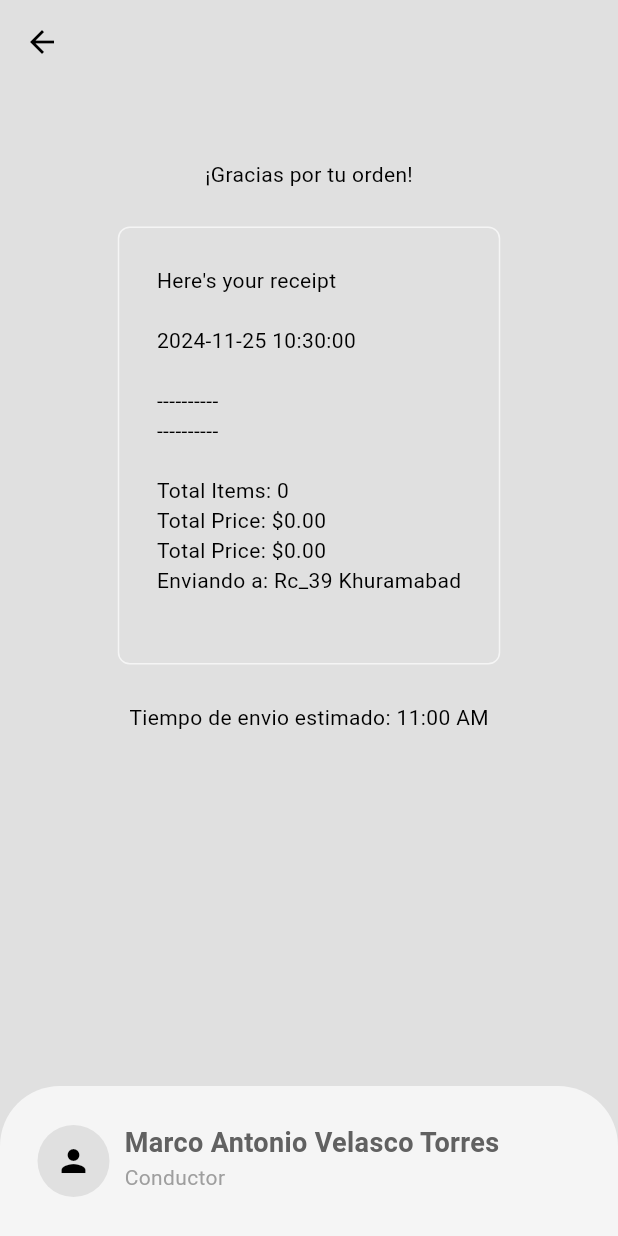
After one commit to JesusKu126/delivery_app_jesus_ku_marco_velasco, a Flutter app: the DeliveryProgressPage screen opened directly, after a tap on the "person" icon, on a phone screen of 412 x 824 dp. The commit adds this screen. Run offline on Flutter 3.47's test engine with Material 3 defaults, Android fonts, the light colour scheme and no system bars; our stand-ins replace cloud_firestore, firebase_auth, firebase_core, flutter_credit_card; accounts and stored records are empty; network calls fail.

Commit message:
final commit

```diff
--- /dev/null
+++ b/devtools_options.yaml
@@ -0,0 +1,3 @@
+description: This file stores settings for Dart & Flutter DevTools.
+documentation: https://docs.flutter.dev/tools/devtools/extensions#configure-extension-enablement-states
+extensions:
--- a/lib/auth/login_or_register_page.dart
+++ b/lib/auth/login_or_register_page.dart
@@ -6,10 +6,10 @@ class LoginOrRegisterPage extends StatefulWidget {
   const LoginOrRegisterPage({super.key});
 
   @override
-  State<LoginOrRegisterPage> createState() => _LoginOrRegistorPageState();
+  State<LoginOrRegisterPage> createState() => _LoginOrRegisterPageState();
 }
 
-class _LoginOrRegistorPageState extends State<LoginOrRegisterPage> {
+class _LoginOrRegisterPageState extends State<LoginOrRegisterPage> {
   bool showLoginPage = true;
 
   void togglePages() {
--- a/lib/components/my_cart_tile.dart
+++ b/lib/components/my_cart_tile.dart
@@ -52,7 +52,9 @@ class MyCartTile extends StatelessWidget {
                       ],
                     ),
 
-                    const Spacer(),
+                    const SizedBox(
+                      height: 10,
+                    ),
 
                     //increment or decrement quantity
                     //my_quantity_selector.dart
--- /dev/null
+++ b/lib/components/my_receipt.dart
@@ -0,0 +1,53 @@
+import 'package:delivery_app_jesus_ku_marco_velasco/models/restaurant.dart';
+import 'package:flutter/material.dart';
+import 'package:intl/intl.dart';
+import 'package:provider/provider.dart';
+
+class MyReceipt extends StatelessWidget {
+  const MyReceipt({super.key});
+
+String getEstimatedDeliveryTime() {
+  // Get the current time
+  DateTime now = DateTime.now();
+
+  // Add 30 minutes to the current time
+  DateTime estimatedDeliveryTime = now.add(const Duration(minutes: 30));
+
+  // Format the time
+  String formattedTime = DateFormat('hh:mm a').format(estimatedDeliveryTime);
+
+  return formattedTime;
+}
+
+  @override
+  Widget build(BuildContext context) {
+    return  Padding(
+      padding: const EdgeInsets.only(left: 25,right: 25,bottom: 25,top:50),
+      child: Center(
+        child: Column(
+          mainAxisAlignment: MainAxisAlignment.center,
+          children: [
+            const Text("¡Gracias por tu orden!"),
+            const SizedBox(height: 25,),
+            Container(
+              padding: const EdgeInsets.all(25),
+              decoration: BoxDecoration(
+                border: Border.all(
+                  color: Theme.of(context).colorScheme.secondary
+                ),
+                borderRadius: BorderRadius.circular(8)
+              ),
+              child: Consumer<Restaurant>(
+                builder: (context,restaurant,child){
+                 return  Text(restaurant.displayCartReceipt());
+                }),
+            ),
+            const SizedBox(height: 25,),
+            Text("Tiempo de envio estimado: ${getEstimatedDeliveryTime()}"),
+
+          ],
+        ),
+      ),
+      );
+  }
+}
--- /dev/null
+++ b/lib/databases/firestore.dart
@@ -0,0 +1,27 @@
+import 'package:cloud_firestore/cloud_firestore.dart';
+
+class FirestoreServices {
+  //get collection of orders
+  final CollectionReference orders =
+      FirebaseFirestore.instance.collection('orders');
+
+  //save order to db
+  Future<void> saveOrderToDatabase(String receipt) async {
+    /*
+    add(...) method tab use hota hai jab aapko ID se koi matlab nahi hota.
+    doc().set(...) method tab use hota hai jab aapko specific ID chahiye hoti
+    hai ya aap apne hisaab se ID generate karna chahte hain.
+    */
+    try {
+      await orders.add({
+        'date': DateTime.now(),
+        'order': receipt,
+        // add more fields as necessary...
+      });
+    } on FirebaseException catch (e) {
+      print('Error adding order: ${e.message}');
+    } catch (e) {
+      print('Unknown error: $e');
+    }
+  }
+}
--- a/lib/models/restaurant.dart
+++ b/lib/models/restaurant.dart
@@ -2,6 +2,7 @@ import 'package:collection/collection.dart';
 import 'package:delivery_app_jesus_ku_marco_velasco/models/cart_item.dart';
 import 'package:flutter/material.dart';
 import 'package:delivery_app_jesus_ku_marco_velasco/models/food.dart';
+import 'package:intl/intl.dart';
 
 class Restaurant extends ChangeNotifier {
   //Lists of food menu
@@ -324,15 +325,20 @@ class Restaurant extends ChangeNotifier {
     ),
   ];
 
+  final List<CartItem> _cart = [];
+
+  String _deliveryAddress = "Rc_39 Khuramabad";
+
   List<Food> get menu => _menu;
   List<CartItem> get cart => _cart;
 
-  final List<CartItem> _cart = [];
+  String get deliveryAddress => _deliveryAddress;
+
   void addToCart(Food food, List<Addon> selectedAddons) {
     CartItem? cartItem = _cart.firstWhereOrNull((item) {
       bool isSameFood = item.food == food;
       bool isSameAddons =
-          ListEquality().equals(item.selectedAddons, selectedAddons);
+          const ListEquality().equals(item.selectedAddons, selectedAddons);
 
       return isSameFood && isSameAddons;
     });
@@ -387,4 +393,86 @@ class Restaurant extends ChangeNotifier {
     _cart.clear();
     notifyListeners();
   }
+
+  //update delivery address
+  void updateDeliveryAddress(String newAddress) {
+    _deliveryAddress = newAddress;
+    notifyListeners();
+  }
+
+  // generate a receipt
+
+  String displayCartReceipt() {
+    final receipt = StringBuffer();
+    /*
+    StringBuffer class Dart mein mutable strings ko efficiently concatenate karne ke liye use hoti hai.
+    Yeh especially useful hai jab aapko ek string ko dynamically build karna ho,
+    jaise ke ek receipt ya report generate karte waqt.
+    */
+
+    receipt.writeln("Here's your receipt");
+    /*
+    receipt.writeln("Here's your receipt");: writeln method ek line ko string buffer mein
+    add karta hai aur automatically ek newline character (\n) bhi insert karta hai. Is line mein,
+    "Here's your receipt" string buffer mein add kiya jata hai aur newline character bhi append hota hai.
+    */
+    receipt.writeln();
+
+    //format the date to include up to second only
+    //convert date to string here
+    String formattedDate =
+        DateFormat('yyyy-MM-dd HH:mm:ss').format(DateTime.now());
+    /*
+    DateFormat() class Dart ke intl package mein define ki gayi hai. intl package,
+    Internationalization (i18n) aur Localization (l10n) ke liye use hota hai.
+    Yeh package date, time, numbers, aur messages ko locale-specific format mein handle
+    karne ki sahulat provide karta hai.
+    */
+    receipt.writeln(formattedDate);
+    receipt.writeln();
+    receipt.writeln("----------");
+
+    for (final cartItem in _cart) {
+      receipt.writeln(
+          "${cartItem.quantity} x ${cartItem.food.name} - ${_formatPrice(cartItem.food.price)}");
+      if (cartItem.selectedAddons.isNotEmpty) {
+        receipt.writeln("Add-ons : ${_formatAddons(cartItem.selectedAddons)}");
+      }
+      receipt.writeln();
+    }
+
+    receipt.writeln("----------");
+    receipt.writeln();
+    receipt.writeln("Total Items: ${getTotalItemCount()}");
+    receipt.writeln("Total Price: ${_formatPrice(getTotalPrice())}");
+    receipt.writeln("Total Price: ${_formatPrice(getTotalPrice())}");
+    receipt.writeln("Enviando a: $deliveryAddress");
+
+    return receipt.toString();
+  }
+
+  // format double value into money
+
+  String _formatPrice(double price) {
+    //fixed price upto 2 decimal places
+    return "\$${price.toStringAsFixed(2)}";
+  }
+
+  // format list of addons into a string summary
+
+  String _formatAddons(List<Addon> addons) {
+    return addons
+        .map((addon) => "${addon.name}(${_formatPrice(addon.price)})")
+
+        /*Example of map():
+    Yeh function ek collection ke har element ko ek function se apply karta hai aur
+    ek naya collection return karta hai. Naye collection mein har element original
+    collection ke corresponding element ke function se apply hone ke baad ka result hota hai.
+
+      List<String> names = ["Alice", "Bob", "Charlie"];
+      List<String> upperCaseNames = names.map((name) => name.toUpperCase());
+      print(upperCaseNames); // Output: ["ALICE", "BOB", "CHARLIE"]
+    */
+        .join(", ");
+  }
 }
--- /dev/null
+++ b/lib/pages/delivery_progress_page.dart
@@ -0,0 +1,94 @@
+import 'package:delivery_app_jesus_ku_marco_velasco/components/my_receipt.dart';
+import 'package:delivery_app_jesus_ku_marco_velasco/databases/firestore.dart';
+import 'package:delivery_app_jesus_ku_marco_velasco/models/restaurant.dart';
+import 'package:flutter/material.dart';
+import 'package:provider/provider.dart';
+
+class DeliveryProgressPage extends StatefulWidget {
+  const DeliveryProgressPage({super.key});
+
+  @override
+  State<DeliveryProgressPage> createState() => _DeliveryProgressPageState();
+}
+
+class _DeliveryProgressPageState extends State<DeliveryProgressPage> {
+  //get acces to db
+  FirestoreServices db = FirestoreServices();
+
+  @override
+  void initState() {
+    super.initState();
+
+    //if we get to this page, submit order to firestore db
+    String receipt = context.read<Restaurant>().displayCartReceipt();
+    db.saveOrderToDatabase(receipt);
+  }
+
+  @override
+  Widget build(BuildContext context) {
+    return Scaffold(
+      appBar: AppBar(
+        centerTitle: true,
+        backgroundColor: Colors.transparent,
+      ),
+      bottomNavigationBar: _buildBottonNavBar(context),
+      body: const SingleChildScrollView(
+        child: Column(
+          children: [MyReceipt()],
+        ),
+      ),
+    );
+  }
+
+  //Custom Bottom Nav Bar - Message / call delivery driver
+  Widget _buildBottonNavBar(BuildContext context) {
+    return Container(
+      height: 100,
+      decoration: BoxDecoration(
+        color: Theme.of(context).colorScheme.secondary,
+        borderRadius: const BorderRadius.only(
+            topLeft: Radius.circular(40), topRight: Radius.circular(40)),
+      ),
+      padding: const EdgeInsets.all(25),
+      child: Row(
+        children: [
+          //profile pic of the driver
+          Container(
+            decoration: BoxDecoration(
+                color: Theme.of(context).colorScheme.surface,
+                shape: BoxShape.circle),
+            child: IconButton(
+              icon: const Icon(Icons.person),
+              onPressed: () {},
+            ),
+          ),
+
+          const SizedBox(
+            width: 10,
+          ),
+
+          //driver details
+          Column(
+            crossAxisAlignment: CrossAxisAlignment.start,
+            children: [
+              Text(
+                "Marco Antonio Velasco Torres",
+                style: TextStyle(
+                  fontWeight: FontWeight.bold,
+                  fontSize: 18,
+                  color: Theme.of(context).colorScheme.inversePrimary,
+                ),
+              ),
+              Text(
+                "Conductor",
+                style: TextStyle(
+                  color: Theme.of(context).colorScheme.primary,
+                ),
+              )
+            ],
+          ),
+        ],
+      ),
+    );
+  }
+}
--- a/lib/pages/food_page.dart
+++ b/lib/pages/food_page.dart
@@ -72,7 +72,7 @@ class _FoodPageState extends State<FoodPage> {
                       Divider(color: Theme.of(context).colorScheme.secondary),
                       const SizedBox(height: 10),
                       Text(
-                        "Add-ons",
+                        "Complementos",
                         style: TextStyle(
                           color: Theme.of(context).colorScheme.inversePrimary,
                           fontSize: 16,
```
Also changed, not shown: lib/auth/auth_gate.dart (added, +28 -0 lines), lib/auth/auth_service.dart (added, +49 -0 lines), lib/components/my_current_location.dart (+5 -5 lines), lib/components/my_drawer.dart (+10 -1 lines), lib/main.dart (+8 -5 lines), lib/pages/cart_page.dart (+12 -9 lines), lib/pages/login_page.dart (+23 -4 lines), lib/pages/payment_page.dart (+43 -4 lines), lib/pages/register_page.dart (+39 -1 lines), pubspec.yaml (+6 -1 lines), firebase.json (added), lib/firebase_options.dart (added), pubspec.lock, 7 other files.
